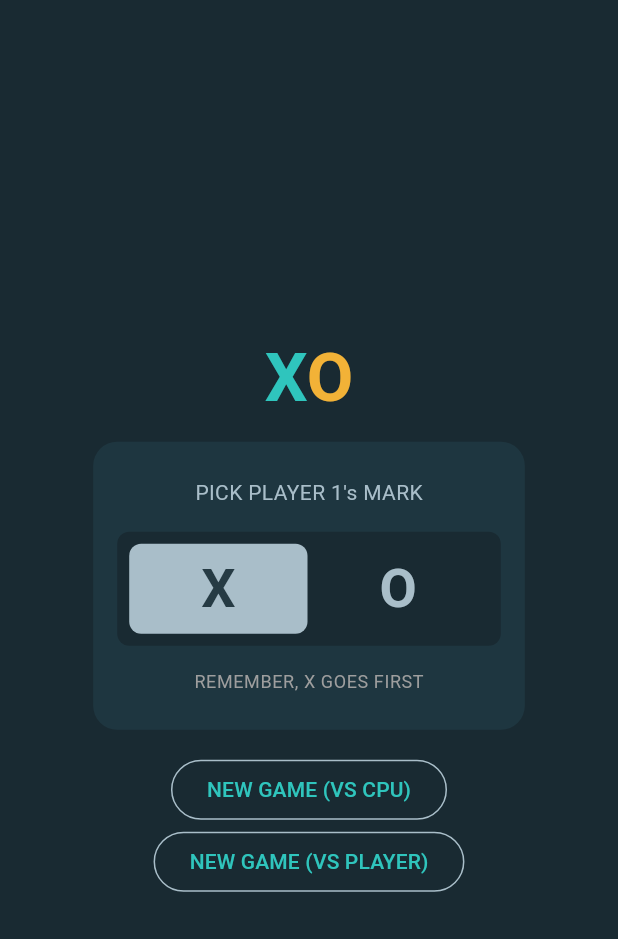
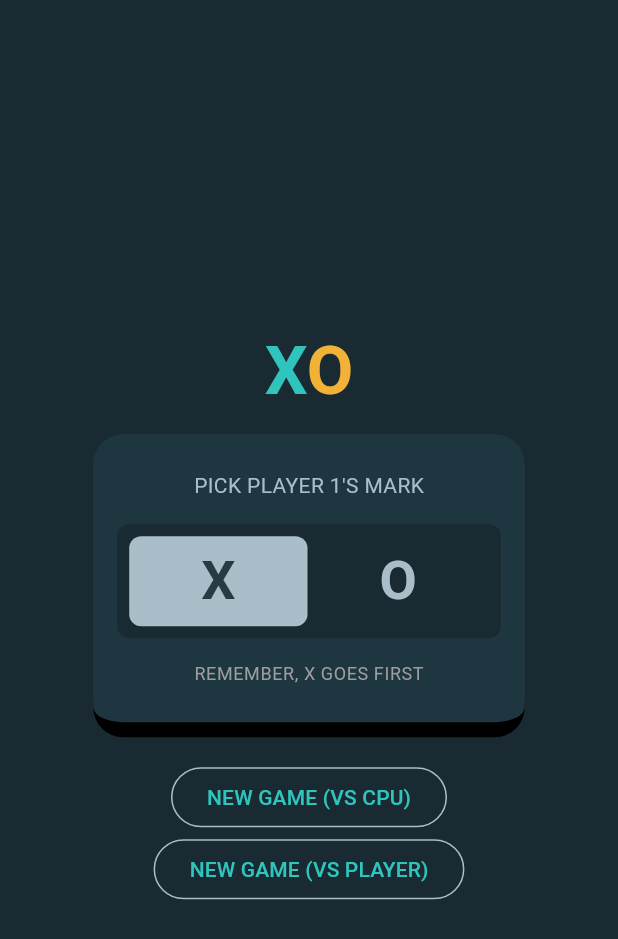
Before and after one commit to Mirror83/tic_tac_toe_flutter, a Flutter app: the screen it shows after launch, on a phone screen of 412 x 824 dp. Shown: the top 939 px of the screen. Run offline on Flutter 3.47's test engine with Material 3 defaults, Android fonts, the phone set to English and light mode, and no system bars.

Commit message:
Modified border and border radius

```diff
--- a/lib/mode_selection.dart
+++ b/lib/mode_selection.dart
@@ -96,13 +96,15 @@ class MarkPicker extends StatelessWidget {
       padding: const EdgeInsets.symmetric(vertical: 8, horizontal: 16),
       decoration: BoxDecoration(
         color: theme.colorScheme.surfaceContainer,
-        borderRadius: const BorderRadius.all(Radius.circular(16)),
+        borderRadius: const BorderRadius.all(Radius.circular(20)),
+        border: BorderDirectional(
+            bottom: BorderSide(width: 10, color: theme.colorScheme.shadow)),
       ),
       child: Column(
         children: [
           const Padding(
             padding: EdgeInsets.symmetric(vertical: 16.0),
-            child: Text("PICK PLAYER 1's MARK"),
+            child: Text("PICK PLAYER 1'S MARK"),
           ),
           Container(
             padding: const EdgeInsets.all(8),
```
